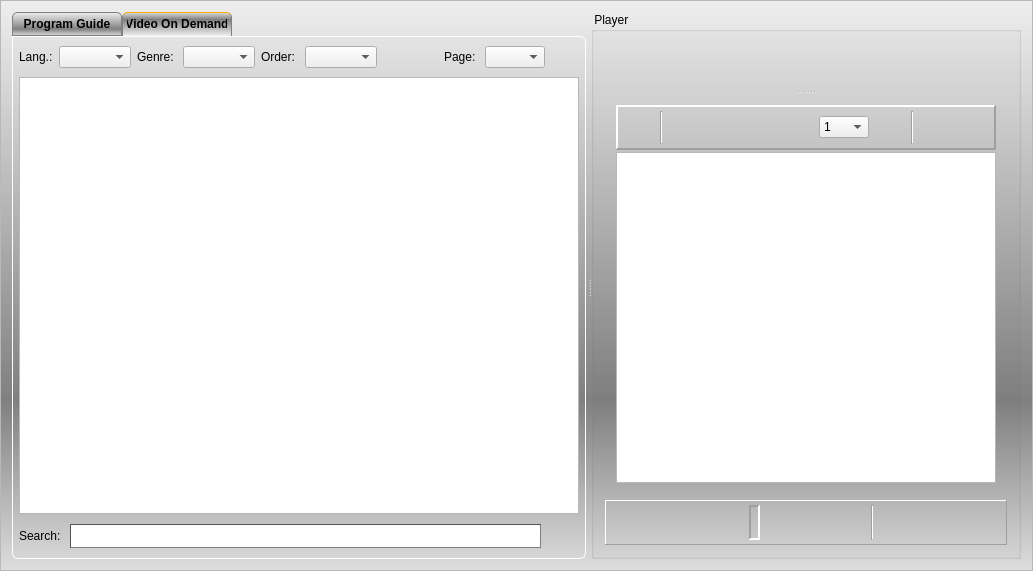
The window that forms/recorder_inc.ui (code-google-com/vlc-record) describes before a commit, drawn with Qt 5.
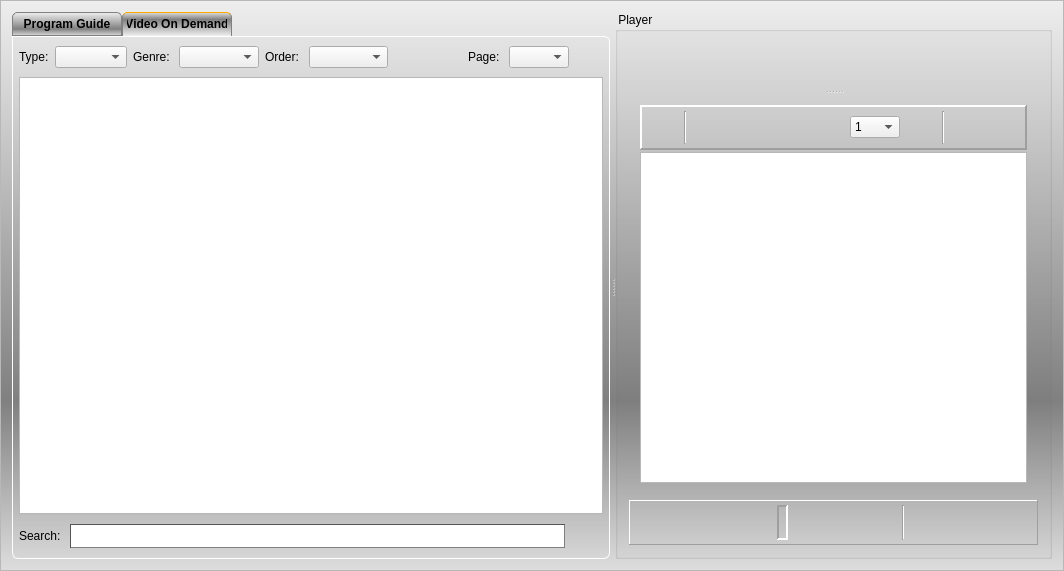
The same window after the commit. The open tabs and pages were chosen to show the change. Icons and pictures are not drawn. Custom widgets are drawn as their Qt base class.

Commit message: - extended format stuff for serials  - add vod_type  - start fix for vod spooling

Diff of the .ui file:
```diff
--- a/forms/recorder_inc.ui
+++ b/forms/recorder_inc.ui
@@ -6,7 +6,7 @@
    <rect>
     <x>0</x>
     <y>0</y>
-    <width>1033</width>
+    <width>1064</width>
     <height>571</height>
    </rect>
   </property>
@@ -724,7 +724,7 @@
              <item>
               <widget class="QLabel" name="labVodLang">
                <property name="text">
-                <string>Lang.:</string>
+                <string>Type:</string>
                </property>
               </widget>
              </item>
```
Left out of the diff: 105 changed lines with no effect on the pictures. The commit also changes 11 other files.
